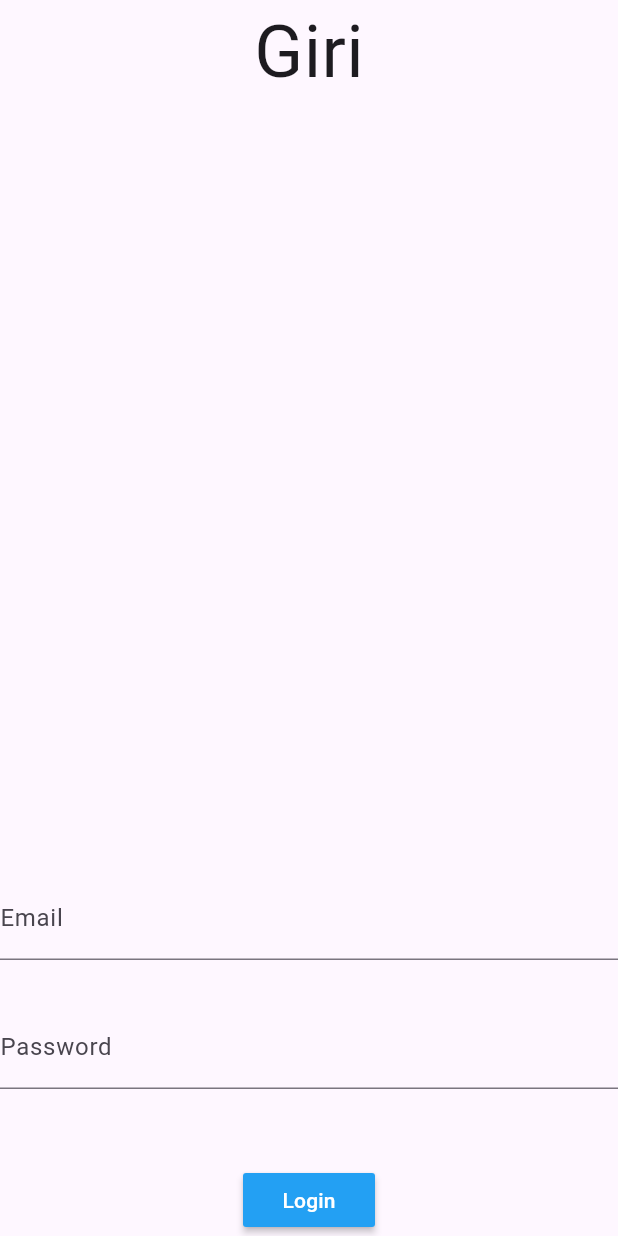
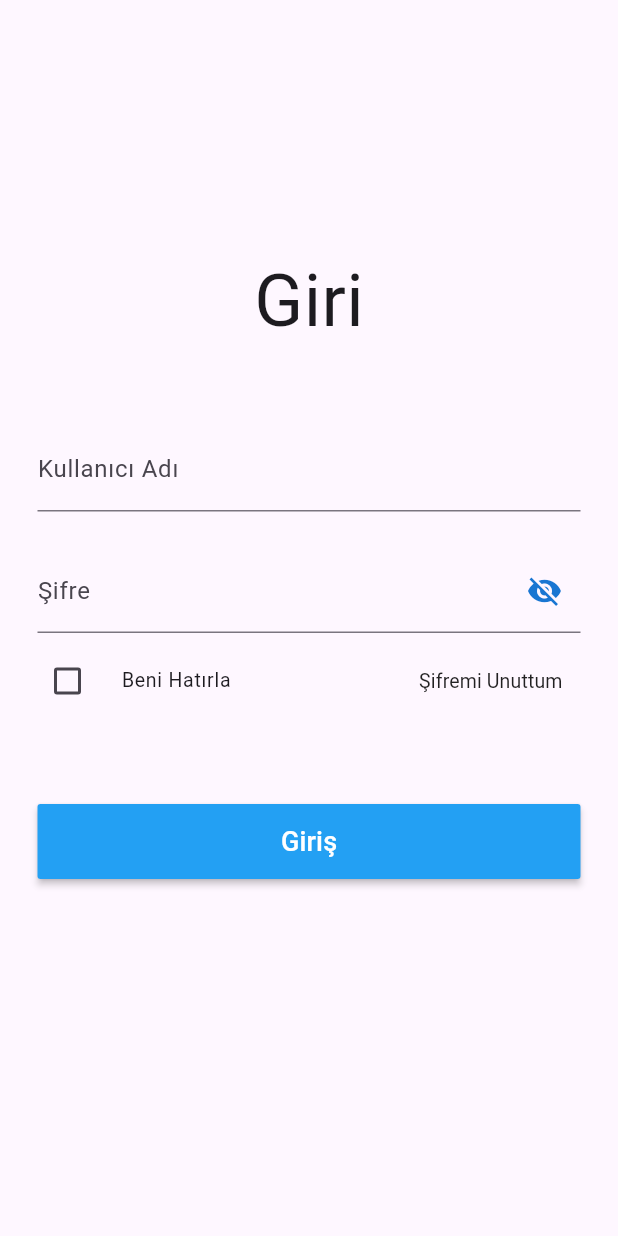
Before and after one commit to yunustaha/giri-mobile, a Flutter app: the screen it shows after launch, on a phone screen of 412 x 824 dp. Run offline on Flutter 3.47's test engine with Material 3 defaults, Android fonts, the phone set to English and light mode, and no system bars; drawn by our look-alikes of flutter_form_builder; our stand-ins replace dio, flutter_dotenv, flutter_mobx, fluttertoast, form_builder_validators, hive_flutter and 3 more; accounts and stored records are empty; generated files the repository leaves out were written again.

Commit message:
structure added.

```diff
--- a/lib/main.dart
+++ b/lib/main.dart
@@ -1,7 +1,39 @@
+import 'dart:io';
 import 'package:flutter/material.dart';
-import 'package:giri/screens/Login/SignIn.dart';
+import 'package:flutter/services.dart';
+import 'package:flutter_dotenv/flutter_dotenv.dart';
+import './screens/Home/index.dart';
+import './screens/Splash/index.dart';
+import 'screens/Login/SignIn/SignIn.dart';
+import 'package:hive_flutter/hive_flutter.dart';
+import 'package:fluttertoast/fluttertoast.dart';
 
-void main() {
+class MyHttpOverrides extends HttpOverrides {
+  @override
+  HttpClient createHttpClient(SecurityContext? context) {
+    return super.createHttpClient(context)..badCertificateCallback = (X509Certificate cert, String host, int port) => true;
+  }
+}
+
+GlobalKey<NavigatorState> navigatorKey = GlobalKey<NavigatorState>();
+
+void main() async {
+  WidgetsFlutterBinding.ensureInitialized();
+
+  //Telefonun saga sola donmesini engeller.
+  SystemChrome.setPreferredOrientations([
+    DeviceOrientation.portraitUp,
+    DeviceOrientation.portraitDown,
+  ]);
+
+  await dotenv.load(fileName: ".env");
+
+  await Hive.initFlutter();
+  await Hive.openBox('auth');
+  await Hive.openBox('remember');
+
+  HttpOverrides.global = MyHttpOverrides();
+
   runApp(const MyApp());
 }
 
@@ -11,16 +43,28 @@ class MyApp extends StatelessWidget {
   @override
   Widget build(BuildContext context) {
     return MaterialApp(
+      builder: FToastBuilder(),
+      navigatorKey: navigatorKey,
       debugShowCheckedModeBanner: false,
-      title: 'Flutter Demo',
+      title: 'Giri',
       theme: ThemeData(
+        textButtonTheme: TextButtonThemeData(
+          style: TextButton.styleFrom(
+            foregroundColor: Colors.black87,
+          ),
+        ),
         colorScheme: ColorScheme.fromSeed(
           primary: const Color(0xff23A0F3),
           seedColor: Colors.deepPurple,
         ),
         useMaterial3: true,
       ),
-      home: SignIn(),
+      initialRoute: '/splash',
+      routes: {
+        '/splash': (context) => const SplashScreen(),
+        '/signIn': (context) => SignIn(),
+        '/home': (context) => HomeScreen(),
+      },
     );
   }
 }
--- a/lib/screens/Login/SignIn.dart
+++ /dev/null
@@ -1,66 +0,0 @@
-import 'package:flutter/material.dart';
-import 'package:flutter_form_builder/flutter_form_builder.dart';
-import 'package:form_builder_validators/form_builder_validators.dart';
-
-class SignIn extends StatelessWidget {
-  SignIn({super.key});
-  final _formKey = GlobalKey<FormBuilderState>();
-  @override
-  Widget build(BuildContext context) {
-    return Scaffold(
-      body: SafeArea(
-        child: FormBuilder(
-          key: _formKey,
-          child: Column(
-            mainAxisAlignment: MainAxisAlignment.spaceBetween,
-            children: [
-              const Text(
-                'Giri',
-                style: TextStyle(fontSize: 48),
-              ),
-              Column(
-                children: [
-                  FormBuilderTextField(
-                    // key: _emailFieldKey,
-                    name: 'email',
-                    decoration: const InputDecoration(labelText: 'Email'),
-                    validator: FormBuilderValidators.compose([
-                      FormBuilderValidators.required(),
-                      FormBuilderValidators.email(),
-                    ]),
-                  ),
-                  const SizedBox(height: 30),
-                  FormBuilderTextField(
-                    name: 'password',
-                    decoration: const InputDecoration(labelText: 'Password'),
-                    obscureText: true,
-                    validator: FormBuilderValidators.compose([
-                      FormBuilderValidators.required(),
-                    ]),
-                  ),
-                  const SizedBox(height: 50),
-                  MaterialButton(
-                    color: Theme.of(context).colorScheme.primary,
-                    onPressed: () {
-                      // Validate and save the form values
-                      _formKey.currentState?.saveAndValidate();
-                      debugPrint(_formKey.currentState?.value.toString());
-
-                      // On another side, can access all field values without saving form with instantValues
-                      _formKey.currentState?.validate();
-                      debugPrint(_formKey.currentState?.instantValue.toString());
-                    },
-                    child: const Text(
-                      'Login',
-                      style: TextStyle(color: Colors.white),
-                    ),
-                  )
-                ],
-              ),
-            ],
-          ),
-        ),
-      ),
-    );
-  }
-}
--- /dev/null
+++ b/lib/screens/Login/SignIn/SignIn.dart
@@ -0,0 +1,165 @@
+import 'dart:developer';
+import 'package:dio/dio.dart';
+import 'package:flutter/foundation.dart';
+import 'package:flutter/material.dart';
+import 'package:flutter_form_builder/flutter_form_builder.dart';
+import 'package:flutter_mobx/flutter_mobx.dart';
+import 'package:form_builder_validators/form_builder_validators.dart';
+import 'package:giri/screens/Login/SignIn/view/index.dart';
+import 'package:giri/services/Auth/index.dart';
+import 'package:giri/utils/index.dart';
+import 'package:giri/widgets/Logo.dart';
+
+class SignIn extends StatelessWidget with GiriMixin {
+  SignIn({super.key});
+
+  final _formKey = GlobalKey<FormBuilderState>();
+  final size = PlatformDispatcher.instance.views.first.physicalSize / PlatformDispatcher.instance.views.first.devicePixelRatio;
+  SignInStore signInStore = SignInStore();
+
+  @override
+  Widget build(BuildContext context) {
+    return Scaffold(
+      body: SafeArea(
+        child: LayoutBuilder(builder: (BuildContext context, BoxConstraints constraint) {
+          return SingleChildScrollView(
+            child: ConstrainedBox(
+              constraints: BoxConstraints(minHeight: constraint.maxHeight),
+              child: FormBuilder(
+                key: _formKey,
+                child: Padding(
+                  padding: const EdgeInsets.symmetric(horizontal: 25),
+                  child: Column(
+                    mainAxisAlignment: MainAxisAlignment.center,
+                    children: [
+                      const Logo(),
+                      const SizedBox(
+                        height: 50,
+                      ),
+                      Column(
+                        children: [
+                          FormBuilderTextField(
+                            name: 'username',
+                            decoration: const InputDecoration(labelText: 'Kullanıcı Adı'),
+                            validator: FormBuilderValidators.compose([
+                              FormBuilderValidators.required(),
+                            ]),
+                            initialValue: signInStore.rememberData["username"],
+                          ),
+                          const SizedBox(height: 25),
+                          Observer(builder: (_) {
+                            return FormBuilderTextField(
+                              name: 'password',
+                              decoration: InputDecoration(
+                                labelText: 'Şifre', hintText: 'Enter your password',
+                                // Here is key idea
+                                suffixIcon: IconButton(
+                                  icon: Icon(
+                                    signInStore.passwordVisible ? Icons.visibility : Icons.visibility_off,
+                                    color: Theme.of(context).primaryColorDark,
+                                  ),
+                                  onPressed: signInStore.changePasswordVisibility,
+                                ),
+                              ),
+                              obscureText: !signInStore.passwordVisible,
+                              validator: FormBuilderValidators.compose([
+                                FormBuilderValidators.required(),
+                              ]),
+                              initialValue: signInStore.rememberData["password"],
+                            );
+                          }),
+                          Row(
+                            mainAxisAlignment: MainAxisAlignment.spaceBetween,
+                            crossAxisAlignment: CrossAxisAlignment.center,
+                            children: [
+                              SizedBox(
+                                width: 150,
+                                child: FormBuilderCheckbox(
+                                  name: 'rememberme',
+                                  title: const Text('Beni Hatırla'),
+                                  initialValue: signInStore.rememberData["rememberme"],
+                                ),
+                              ),
+                              TextButton(
+                                onPressed: () {},
+                                child: const Text(
+                                  'Şifremi Unuttum',
+                                  style: TextStyle(
+                                    fontWeight: FontWeight.normal,
+                                    fontSize: 13,
+                                  ),
+                                ),
+                              )
+                            ],
+                          ),
+                          const SizedBox(height: 50),
+                          MaterialButton(
+                            height: 50,
+                            minWidth: size.width,
+                            color: Theme.of(context).colorScheme.primary,
+                            onPressed: () async {
+                              if (_formKey.currentState?.saveAndValidate() != null && _formKey.currentState!.saveAndValidate()) {
+                                debugPrint(_formKey.currentState?.value.toString());
+                                AuthService authService = AuthService();
+
+                                if (_formKey.currentState?.value != null) {
+                                  onLoading(context);
+                                  try {
+                                    await authService.login(_formKey.currentState!.value);
+
+                                    if (context.mounted) {
+                                      toastMessage(
+                                        context: context,
+                                        type: ToastMessageType.success,
+                                        message: 'Başarılı',
+                                      );
+                                      await Navigator.of(context).pushReplacementNamed('/home');
+                                    }
+                                  } on DioException catch (e) {
+                                    log(e.toString());
+                                    if (e.response != null && e.response?.statusCode == 404 && context.mounted) {
+                                      toastMessage(
+                                        context: context,
+                                        type: ToastMessageType.warning,
+                                        message: 'Kullanıcı adı veya şifre yanlış!',
+                                      );
+                                    }
+                                  } catch (e) {
+                                    log(e.toString());
+                                    if (context.mounted) {
+                                      toastMessage(
+                                        context: context,
+                                        type: ToastMessageType.error,
+                                        message: 'Beklenmedik bir hata oluştu!',
+                                      );
+                                    }
+                                  }
+
+                                  FocusManager.instance.primaryFocus?.unfocus();
+                                  if (context.mounted) {
+                                    Navigator.of(context).pop();
+                                  }
+                                }
+                              }
+                            },
+                            child: const Text(
+                              'Giriş',
+                              style: TextStyle(color: Colors.white, fontSize: 18),
+                            ),
+                          )
+                        ],
+                      ),
+                      SizedBox(
+                        height: size.height * .12,
+                      )
+                    ],
+                  ),
+                ),
+              ),
+            ),
+          );
+        }),
+      ),
+    );
+  }
+}
--- a/lib/screens/Splash/index.dart
+++ b/lib/screens/Splash/index.dart
@@ -1,10 +1,48 @@
+import 'dart:async';
 import 'package:flutter/material.dart';
+import 'package:giri/widgets/Logo.dart';
+import 'package:hive_flutter/hive_flutter.dart';
 
-class Splash extends StatelessWidget {
-  const Splash({super.key});
+class SplashScreen extends StatefulWidget {
+  const SplashScreen({super.key});
+
+  @override
+  State<SplashScreen> createState() => _SplashScreenState();
+}
+
+class _SplashScreenState extends State<SplashScreen> {
+  @override
+  void initState() {
+    super.initState();
+    checkLoginStatus();
+  }
+
+  Future<void> checkLoginStatus() async {
+    final box = Hive.box('auth');
+    final token = box.get('token');
+
+    Future.delayed(const Duration(seconds: 2), () {
+      if (token != null) {
+        // Kullanıcı oturum açmışsa ana sayfaya yönlendir
+        Navigator.of(context).pushReplacementNamed('/home');
+      } else {
+        // Kullanıcı oturum açmamışsa giriş sayfasına yönlendir
+        Navigator.of(context).pushReplacementNamed('/signIn');
+      }
+    });
+  }
 
   @override
   Widget build(BuildContext context) {
-    return const Placeholder();
+    return const MaterialApp(
+      debugShowCheckedModeBanner: false,
+      home: Scaffold(
+        body: SafeArea(
+          child: Align(
+            child: Logo(),
+          ),
+        ),
+      ),
+    );
   }
 }
--- /dev/null
+++ b/lib/services/Auth/models/login.dart
@@ -0,0 +1,14 @@
+import 'package:giri/services/models/base_model.dart';
+
+class LoginModel extends BaseModel {
+  String accessToken;
+
+  LoginModel({required this.accessToken, required bool success}) : super(success: success);
+
+  factory LoginModel.fromJson(Map<String, dynamic> json) {
+    return LoginModel(
+      accessToken: json['accessToken'],
+      success: json['success'] ?? false,
+    );
+  }
+}
--- a/lib/utils/colors.dart
+++ b/lib/utils/colors.dart
@@ -1,6 +1,6 @@
 import 'dart:ui';
 
-class MobimColors {
+class GiriColors {
   static const primary = Color(0xff404040);
   static const secondary = Color.fromARGB(255, 123, 122, 122);
   static const tertiary = Color(0xffee6568);
--- /dev/null
+++ b/lib/widgets/Logo.dart
@@ -0,0 +1,13 @@
+import 'package:flutter/material.dart';
+
+class Logo extends StatelessWidget {
+  const Logo({super.key});
+
+  @override
+  Widget build(BuildContext context) {
+    return const Text(
+      'Giri',
+      style: TextStyle(fontSize: 48),
+    );
+  }
+}
```
Also changed, not shown: lib/screens/Home/index.dart (added, +99 -0 lines), lib/screens/Home/pages/Main/index.dart (added, +38 -0 lines), lib/screens/Login/SignIn/view/index.dart (added, +33 -0 lines), lib/services/Auth/index.dart (added, +42 -0 lines), lib/services/api.dart (added, +67 -0 lines), lib/services/models/base_model.dart (added, +11 -0 lines), lib/utils/index.dart (+15 -22 lines), pubspec.yaml (+10 -2 lines), lib/screens/Login/SignIn/view/index.g.dart (added), pubspec.lock, 2 other files.
